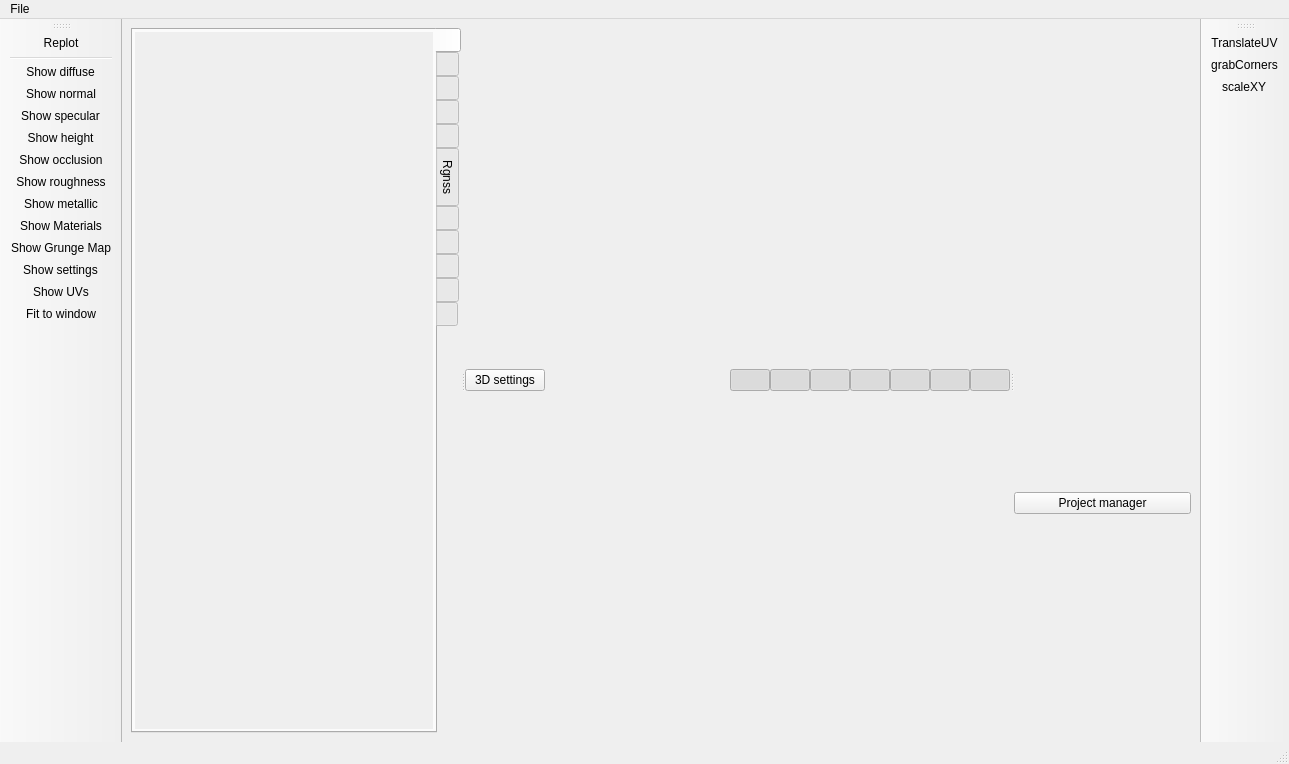
kmkolasinski/AwesomeBump, file Sources/mainwindow.ui: the form before one commit.
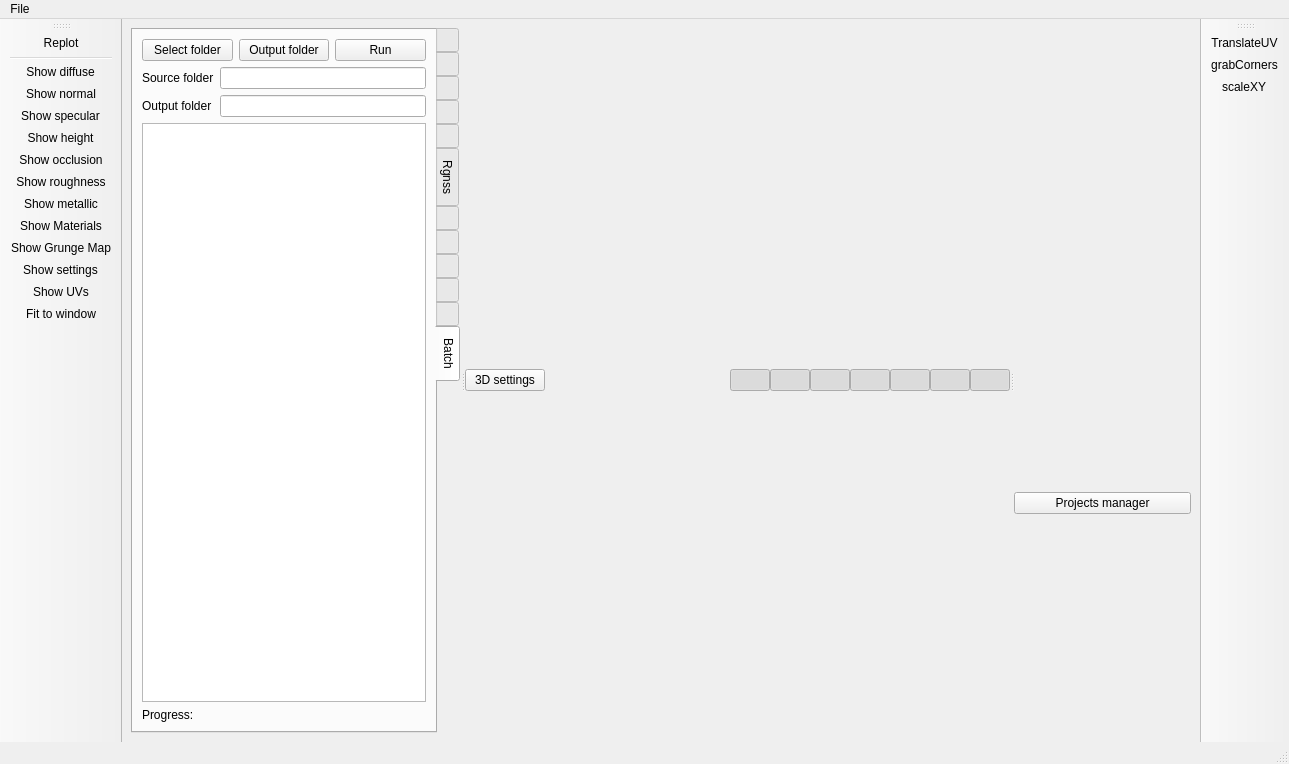
The form after the commit. Icons and pictures are not drawn.

Commit message:
Add batch tool
This tool allows to process multiple images in one pipeline.
Can be usefull when one needs to process several images of the
same type.

What changed in the file:
```diff
--- a/Sources/mainwindow.ui
+++ b/Sources/mainwindow.ui
@@ -62,7 +62,7 @@
         <enum>QTabWidget::East</enum>
        </property>
        <property name="currentIndex">
-        <number>0</number>
+        <number>11</number>
        </property>
        <property name="elideMode">
         <enum>Qt::ElideMiddle</enum>
@@ -119,8 +119,8 @@
              <rect>
               <x>0</x>
               <y>0</y>
-              <width>369</width>
-              <height>691</height>
+              <width>383</width>
+              <height>697</height>
              </rect>
             </property>
             <layout class="QVBoxLayout" name="verticalLayout_4">
@@ -2690,6 +2690,80 @@
          </item>
         </layout>
        </widget>
+       <widget class="QWidget" name="tabBatch">
+        <attribute name="title">
+         <string>Batch</string>
+        </attribute>
+        <layout class="QVBoxLayout" name="verticalLayout_19">
+         <item>
+          <layout class="QHBoxLayout" name="horizontalLayout_6">
+           <item>
+            <widget class="QPushButton" name="pushButtonImageBatchSource">
+             <property name="text">
+              <string>Select folder</string>
+             </property>
+            </widget>
+           </item>
+           <item>
+            <widget class="QPushButton" name="pushButtonImageBatchOutput">
+             <property name="text">
+              <string>Output folder</string>
+             </property>
+            </widget>
+           </item>
+           <item>
+            <widget class="QPushButton" name="pushButtonImageBatchRun">
+             <property name="text">
+              <string>Run</string>
+             </property>
+            </widget>
+           </item>
+          </layout>
+         </item>
+         <item>
+          <layout class="QFormLayout" name="formLayout">
+           <item row="0" column="0">
+            <widget class="QLabel" name="label">
+             <property name="text">
+              <string>Source folder</string>
+             </property>
+            </widget>
+           </item>
+           <item row="1" column="0">
+            <widget class="QLabel" name="label_2">
+             <property name="text">
+              <string>Output folder</string>
+             </property>
+            </widget>
+           </item>
+           <item row="0" column="1">
+            <widget class="QLineEdit" name="lineEditImageBatchSource">
+             <property name="readOnly">
+              <bool>true</bool>
+             </property>
+            </widget>
+           </item>
+           <item row="1" column="1">
+            <widget class="QLineEdit" name="lineEditImageBatchOutput">
+             <property name="readOnly">
+              <bool>false</bool>
+             </property>
+            </widget>
+           </item>
+          </layout>
+         </item>
+         <item>
+          <widget class="QListWidget" name="listWidgetImageBatch"/>
+         </item>
+         <item>
+          <widget class="QLabel" name="labelBatchProgress">
+           <property name="text">
+            <string>Progress:</string>
+           </property>
+          </widget>
+         </item>
+        </layout>
+       </widget>
       </widget>
       <widget class="QSplitter" name="splitter">
        <property name="orientation">
@@ -3257,14 +3331,18 @@
           </layout>
          </item>
          <item>
-          <widget class="QPushButton" name="pushButtonProjectManager">
-           <property name="text">
-            <string>Project manager</string>
-           </property>
-           <property name="checkable">
-            <bool>true</bool>
-           </property>
-          </widget>
+          <layout class="QHBoxLayout" name="horizontalLayout_4">
+           <item>
+            <widget class="QPushButton" name="pushButtonProjectManager">
+             <property name="text">
+              <string>Projects manager</string>
+             </property>
+             <property name="checkable">
+              <bool>true</bool>
+             </property>
+            </widget>
+           </item>
+          </layout>
          </item>
         </layout>
        </widget>
```
Left out of the diff: 42 changed lines with no effect on the pictures. The commit also changes 9 other files.
